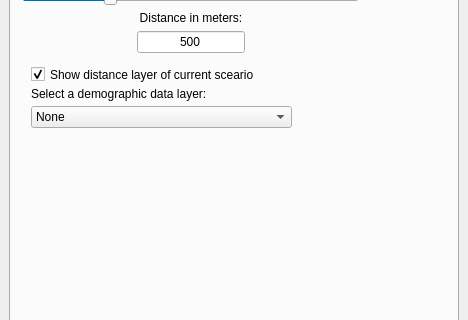
Old version of the form PASCAL2/spatial_decision_dockwidget_base.ui in the repository SimonGriffioen/GEO1005; both pictures show x 0 to 468 and y 192 to 512 of the 468 by 721 pixel window.
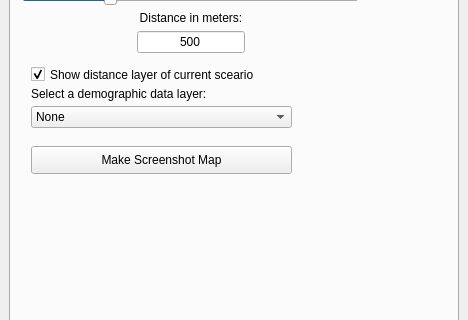
New version of the form. The open tabs and pages were chosen to show the change.

Commit message: screenshot button

The edit to the form file:
```diff
--- a/PASCAL2/spatial_decision_dockwidget_base.ui
+++ b/PASCAL2/spatial_decision_dockwidget_base.ui
@@ -820,6 +820,19 @@
          <string>Select a demographic data layer:</string>
         </property>
        </widget>
+       <widget class="QPushButton" name="screenshotButton">
+        <property name="geometry">
+         <rect>
+          <x>20</x>
+          <y>220</y>
+          <width>261</width>
+          <height>28</height>
+         </rect>
+        </property>
+        <property name="text">
+         <string>Make Screenshot Map</string>
+        </property>
+       </widget>
       </widget>
       <widget class="QWidget" name="visualisationTab">
        <attribute name="title">
```
Left out of the diff: 14 changed lines with no effect on the pictures. The commit also changes 1 other file.
